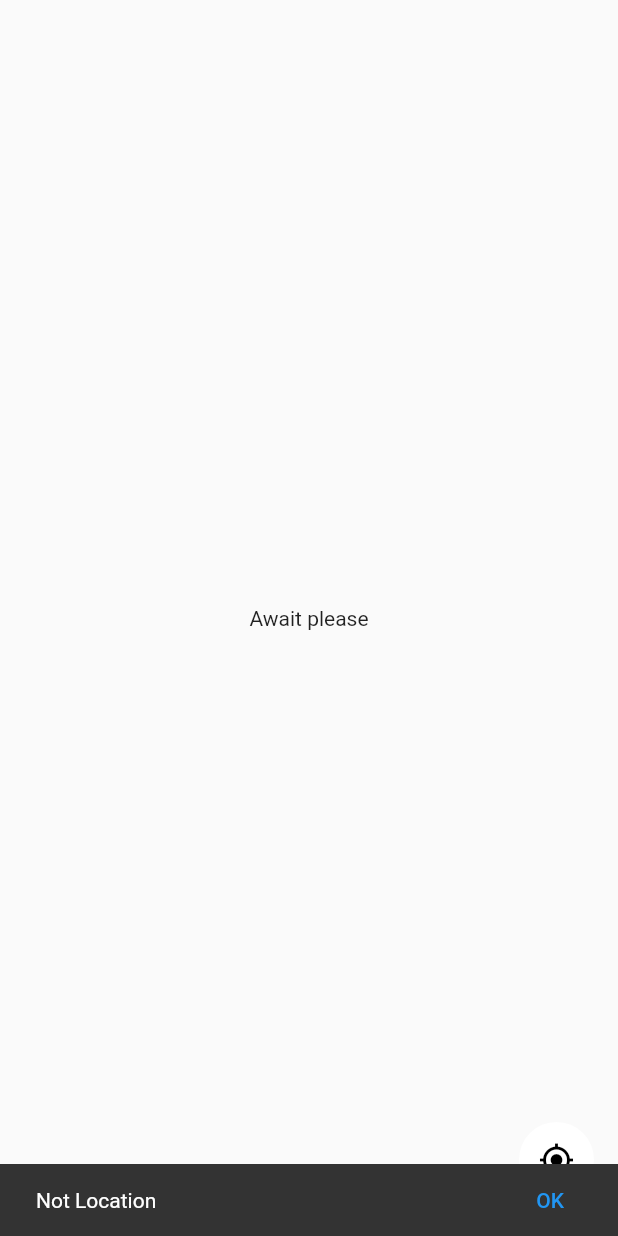
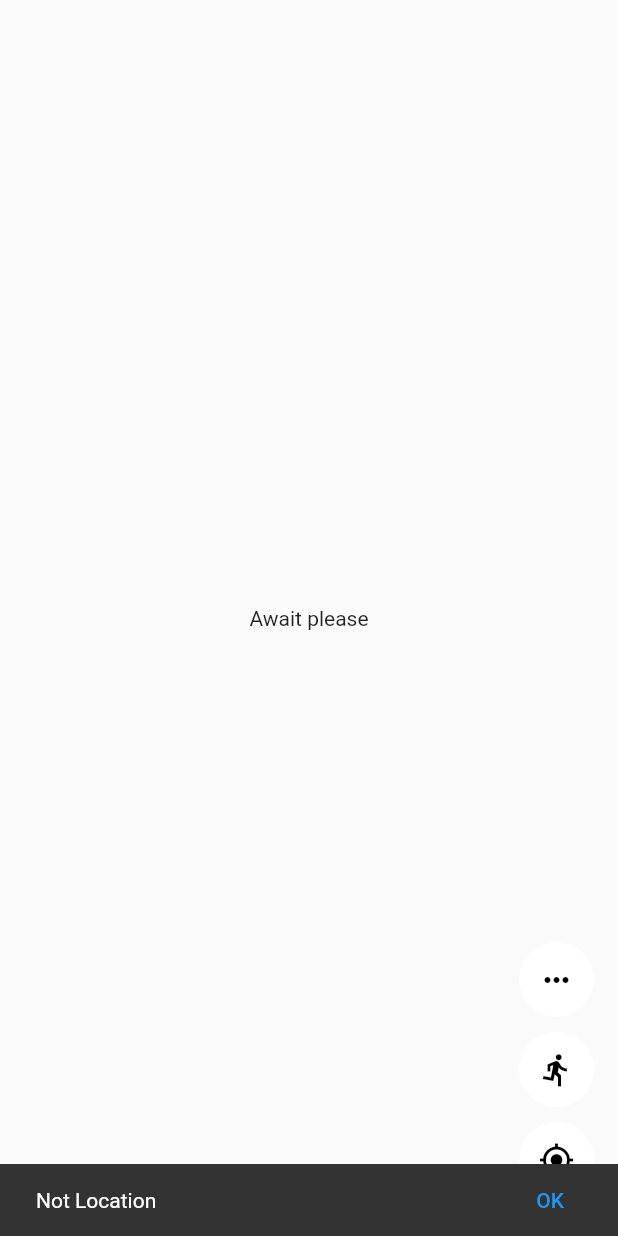
Before and after one commit to JaviKo500/flutter-location-bloc, a Flutter app: the screen it shows after launch, after a tap on the "my location" icon, on a phone screen of 412 x 824 dp. Run offline on Flutter 3.47's test engine with Material 2 defaults, Android fonts, the phone set to English and light mode, and no system bars; our stand-ins replace bloc, equatable, flutter_bloc, geolocator, google_maps_flutter, permission_handler.

Commit message:
end section 19 user route  map added

```diff
--- a/lib/blocs/map/map_bloc.dart
+++ b/lib/blocs/map/map_bloc.dart
@@ -1,18 +1,37 @@
+import 'dart:async';
 import 'dart:convert';
 
 import 'package:bloc/bloc.dart';
 import 'package:equatable/equatable.dart';
 import 'package:google_maps_flutter/google_maps_flutter.dart';
+import 'package:flutter/material.dart';
 
+import 'package:app_maps/blocs/blocs.dart';
 import 'package:app_maps/themes/themes.dart';
 
 part 'map_event.dart';
 part 'map_state.dart';
 
 class MapBloc extends Bloc<MapEvent, MapState> {
+  final LocationBloc locationBloc;
+  StreamSubscription<LocationState>? locationStateSubcription;
   GoogleMapController? _mapController;
-  MapBloc() : super(const MapState()) {
+  MapBloc( {
+    required this.locationBloc
+  } ) : super(const MapState()) {
     on<OnMapInitializedEvent>( _onInitMap );
+    on<OnStartFollowingUserMapEvent>( _onStartFollowingUser );
+    on<OnStopFollowingUserMapEvent>((event, emit) => emit( state.copyWith( isFollowingUser: false )) );
+    on<UpdateUserPolylineEvent>( _onPolylineNewpoint );
+    on<OnToggleUserRoute>((event, emit) => emit( state.copyWith( showMyRoute: !state.showMyRoute )) );
+    locationStateSubcription = locationBloc.stream.listen(( locationState ) {
+      if ( locationState.lastKnownLocation != null ) {
+        add( UpdateUserPolylineEvent( locationState.myLocationHistory ) );
+      }
+      if ( !state.isFollowingUser ) return;
+      if ( locationState.lastKnownLocation == null ) return;
+      moveCamera( locationState.lastKnownLocation! );
+    });
   }
 
 
@@ -22,8 +41,32 @@ class MapBloc extends Bloc<MapEvent, MapState> {
     emit( state.copyWith( isMapInitialized:  true) );
   }
 
+  void _onStartFollowingUser( OnStartFollowingUserMapEvent event, Emitter<MapState> emit) {
+    emit( state.copyWith( isFollowingUser: true ) );
+    if ( locationBloc.state.lastKnownLocation == null ) return;
+    moveCamera( locationBloc.state.lastKnownLocation! );
+  }
+  void _onPolylineNewpoint( UpdateUserPolylineEvent event, Emitter<MapState> emit) {
+    final myRoute = Polyline(
+      polylineId: const PolylineId('myRoute'),
+      color: Colors.black,
+      width: 5,
+      startCap: Cap.roundCap,
+      endCap: Cap.roundCap,
+      points: event.userLocations
+    );
+    final currentPolylines = Map<String, Polyline>.from( state.polylines );
+    currentPolylines['myRoute'] = myRoute;
+    emit( state.copyWith( polylines: currentPolylines ) );
+  }
+
   void moveCamera( LatLng newLocation ) {
     final cameraUpdate = CameraUpdate.newLatLng( newLocation );
     _mapController?.animateCamera(cameraUpdate);
   }
+  @override
+  Future<void> close() {
+    locationStateSubcription?.cancel();
+    return super.close();
+  }
 }
--- a/lib/blocs/map/map_event.dart
+++ b/lib/blocs/map/map_event.dart
@@ -11,3 +11,12 @@ class OnMapInitializedEvent extends MapEvent{
   final GoogleMapController controller;
   const OnMapInitializedEvent(this.controller);
 }
+
+
+class OnStartFollowingUserMapEvent extends MapEvent {}
+class OnStopFollowingUserMapEvent extends MapEvent {}
+class UpdateUserPolylineEvent extends MapEvent {
+  final List<LatLng> userLocations;
+  const UpdateUserPolylineEvent( this.userLocations );
+}
+class OnToggleUserRoute extends MapEvent {}
--- a/lib/blocs/map/map_state.dart
+++ b/lib/blocs/map/map_state.dart
@@ -2,20 +2,29 @@ part of 'map_bloc.dart';
 
 class MapState extends Equatable {
   final bool isMapInitialized;
-  final bool isFollowUser;
+  final bool isFollowingUser;
+  final bool showMyRoute;
+  // polylines
+  final Map<String, Polyline> polylines;
 
   const MapState({
     this.isMapInitialized = false,
-    this.isFollowUser = false
-  });
+    this.isFollowingUser = true,
+    this.showMyRoute = true,
+    Map<String, Polyline>? polylines
+  }): polylines = polylines ?? const {};
 
   MapState copyWith({
     bool? isMapInitialized,
-    bool? isFollowUser,
+    bool? isFollowingUser,
+    bool? showMyRoute,
+    Map<String, Polyline>? polylines
   }) => MapState(
     isMapInitialized: isMapInitialized ?? this.isMapInitialized,
-    isFollowUser    : isFollowUser ?? this.isFollowUser,
+    isFollowingUser : isFollowingUser ?? this.isFollowingUser,
+    showMyRoute     : showMyRoute ?? this.showMyRoute,
+    polylines       : polylines ?? this.polylines,
   );
   @override
-  List<Object> get props => [ isMapInitialized, isFollowUser];
+  List<Object> get props => [ isMapInitialized, isFollowingUser, showMyRoute, polylines,  ];
 }
--- a/lib/main.dart
+++ b/lib/main.dart
@@ -9,7 +9,7 @@ void main() {
     providers: [
       BlocProvider( create: (context) => GpsBloc() ),
       BlocProvider( create: (context) => LocationBloc() ),
-      BlocProvider( create: (context) => MapBloc() ),
+      BlocProvider( create: (context) => MapBloc(locationBloc: BlocProvider.of<LocationBloc>(context)) ),
     ],
     child: const MapsApp(),
   ) );
--- a/lib/screens/map_screen.dart
+++ b/lib/screens/map_screen.dart
@@ -4,8 +4,7 @@ import 'package:flutter_bloc/flutter_bloc.dart';
 import 'package:app_maps/blocs/blocs.dart';
 import 'package:app_maps/views/views.dart';
 import 'package:app_maps/widgets/widgets.dart';
-
-
+import 'package:google_maps_flutter/google_maps_flutter.dart';
 
 class MapScreen extends StatefulWidget {
   const MapScreen({Key? key}) : super(key: key);
@@ -22,6 +21,7 @@ class _MapScreenState extends State<MapScreen> {
     locationBloc = BlocProvider.of<LocationBloc>(context);
     locationBloc.startFollowingUser();
   }
+
   @override
   void dispose() {
     locationBloc.stopFollowingUser();
@@ -32,28 +32,43 @@ class _MapScreenState extends State<MapScreen> {
   Widget build(BuildContext context) {
     return Scaffold(
       body: BlocBuilder<LocationBloc, LocationState>(
-        builder:  (context, state) {
-          if ( state.lastKnownLocation == null) {
+        builder: (context, locationState) {
+          if (locationState.lastKnownLocation == null) {
             return const Center(
-              child: Text( 'Await please' ),
+              child: Text('Await please'),
             );
+          }
+
+          return BlocBuilder<MapBloc, MapState>(
+            builder: (context, mapState) {
+
+              Map<String, Polyline> polylines = Map.from( mapState.polylines );
+              if ( !mapState.showMyRoute ) {
+                polylines.removeWhere((key, value) => key == 'myRoute');
               }
 
               return SingleChildScrollView(
                 child: Stack(
                   children: [
-                MapView( initialLocation:  state.lastKnownLocation!, )
+                    MapView(
+                      initialLocation: locationState.lastKnownLocation!,
+                      polylines: mapState.polylines.values.toSet(),
+                    )
                     // TODO: Buttons ..
                   ],
                 ),
               );
             },
+          );
+        },
       ),
-      floatingActionButtonLocation:  FloatingActionButtonLocation.endFloat,
+      floatingActionButtonLocation: FloatingActionButtonLocation.endFloat,
       floatingActionButton: Column(
         mainAxisAlignment: MainAxisAlignment.end,
         children: const [
-          BtnCurrentLocation()
+          BtnToggleUserRoute(),
+          BtnFollowUser(),
+          BtnCurrentLocation(),
         ],
       ),
     );
--- /dev/null
+++ b/lib/widgets/btn_follow_user.dart
@@ -0,0 +1,33 @@
+import 'package:flutter/material.dart';
+import 'package:flutter_bloc/flutter_bloc.dart';
+
+import 'package:app_maps/blocs/blocs.dart';
+
+class BtnFollowUser extends StatelessWidget {
+  const BtnFollowUser({Key? key}) : super(key: key);
+
+  @override
+  Widget build(BuildContext context) {
+    final mapBloc = BlocProvider.of<MapBloc>(context);
+    return Container(
+      margin: const EdgeInsets.only(bottom: 10),
+      child: CircleAvatar(
+        backgroundColor: Colors.white,
+        maxRadius: 25,
+        child: BlocBuilder<MapBloc, MapState>(
+          builder: (context, state) {
+            return IconButton(
+              icon: Icon(
+                state.isFollowingUser ? Icons.directions_run_outlined : Icons.hail_outlined,
+                color: Colors.black,
+              ),
+              onPressed: () {
+                mapBloc.add( OnStartFollowingUserMapEvent( ) );
+              },
+            );
+          },
+        ),
+      ),
+    );
+  }
+}
--- /dev/null
+++ b/lib/widgets/btn_toogle_user_route.dart
@@ -0,0 +1,28 @@
+import 'package:flutter/material.dart';
+import 'package:flutter_bloc/flutter_bloc.dart';
+
+import 'package:app_maps/blocs/blocs.dart';
+
+class BtnToggleUserRoute extends StatelessWidget {
+  const BtnToggleUserRoute({Key? key}) : super(key: key);
+
+  @override
+  Widget build(BuildContext context) {
+
+    final mapBloc = BlocProvider.of<MapBloc>(context);
+
+    return Container(
+      margin: const EdgeInsets.only(bottom: 10),
+      child: CircleAvatar(
+        backgroundColor: Colors.white,
+        maxRadius: 25,
+        child: IconButton(
+          icon: const Icon( Icons.more_horiz_outlined, color: Colors.black,),
+          onPressed: () {
+            mapBloc.add( OnToggleUserRoute() );
+          }
+        )
+      ),
+    );
+  }
+}
--- a/lib/widgets/widgets.dart
+++ b/lib/widgets/widgets.dart
@@ -1 +1,3 @@
+export 'package:app_maps/widgets/btn_follow_user.dart';
 export 'package:app_maps/widgets/btn_location.dart';
+export 'package:app_maps/widgets/btn_toogle_user_route.dart';
```
Also changed, not shown: lib/views/map_view.dart (+10 -1 lines). Lines whose indentation alone changed are shown as unchanged.
